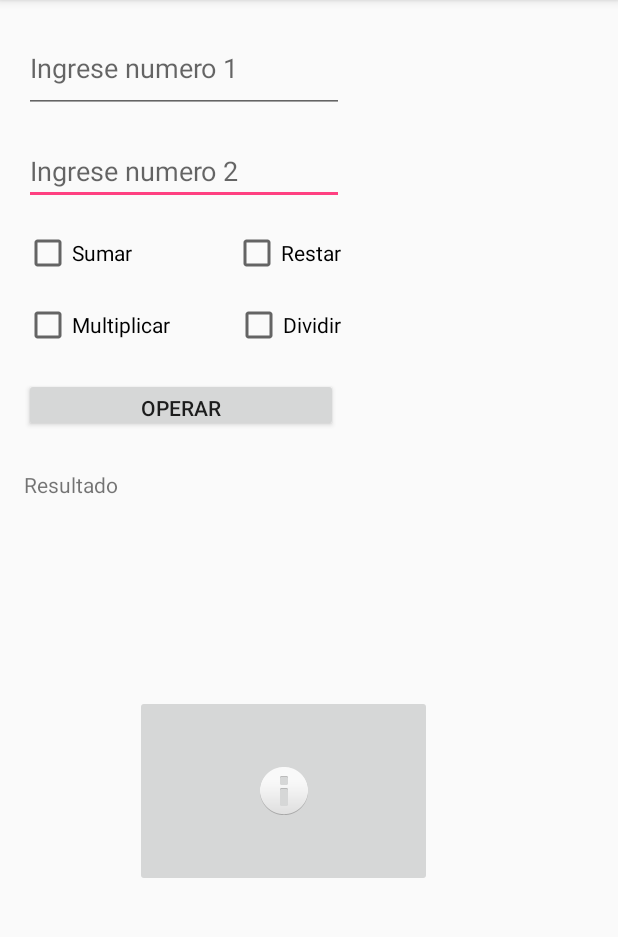
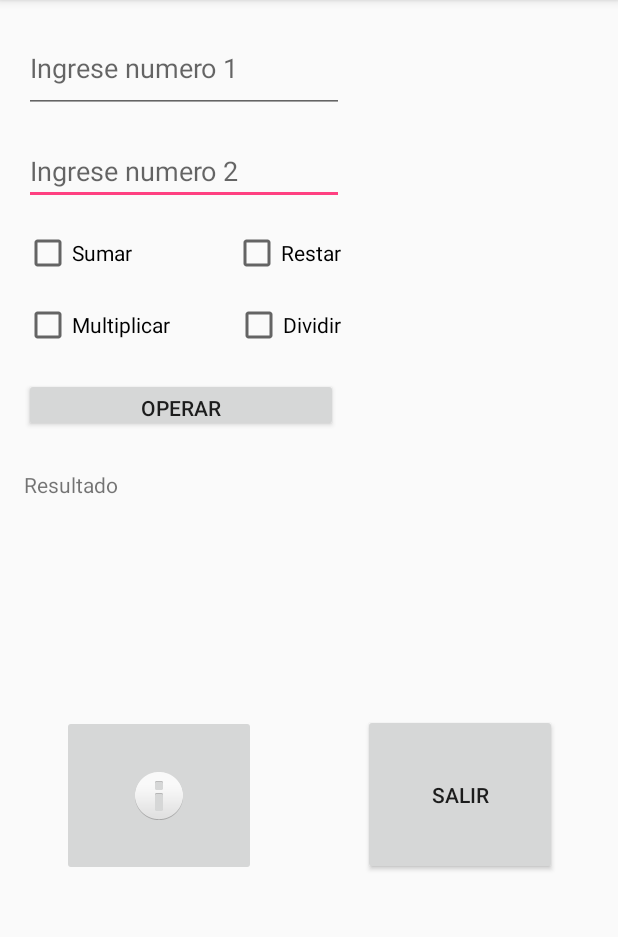
Before and after one commit to kevinmcklein/OperacionesBasicas, an Android app: the screen it shows after launch (MainActivity), on a phone screen of 412 x 824 dp, the part 84-1021 px from its top. Run offline under Robolectric (Android 15) with nearby library versions, the phone set to English and light mode, and no system bars.

Commit message:
agregada activity acerca de

```diff
--- a/app/src/main/java/com/eurekatech/operacionesbasicas/MainActivity.java
+++ b/app/src/main/java/com/eurekatech/operacionesbasicas/MainActivity.java
@@ -80,7 +80,9 @@ public class MainActivity extends AppCompatActivity {
 
         resulta.setText(resu);
     }
-
+ public void salir(View v){
+        finish();
+ }
     public void acercade(View v) {
         Intent acerca =new Intent(this,acercade.class);
         startActivity(acerca);
--- a/app/src/main/java/com/eurekatech/operacionesbasicas/acercade.java
+++ b/app/src/main/java/com/eurekatech/operacionesbasicas/acercade.java
@@ -2,6 +2,7 @@ package com.eurekatech.operacionesbasicas;
 
 import android.support.v7.app.AppCompatActivity;
 import android.os.Bundle;
+import android.view.View;
 
 public class acercade extends AppCompatActivity {
 
@@ -10,4 +11,7 @@ public class acercade extends AppCompatActivity {
         super.onCreate(savedInstanceState);
         setContentView(R.layout.activity_acercade);
     }
+    public void salir(View v){
+        finish();
+    }
 }
--- a/app/src/main/res/layout/activity_acercade.xml
+++ b/app/src/main/res/layout/activity_acercade.xml
@@ -32,6 +32,7 @@
         android:layout_marginEnd="8dp"
         android:layout_marginRight="8dp"
         android:layout_marginBottom="375dp"
+        android:onClick="salir"
         android:text="@string/salir"
         app:layout_constraintBottom_toBottomOf="parent"
         app:layout_constraintEnd_toEndOf="parent"
--- a/app/src/main/res/layout/activity_main.xml
+++ b/app/src/main/res/layout/activity_main.xml
@@ -8,6 +8,20 @@
     tools:context=".MainActivity"
     tools:layout_editor_absoluteY="25dp">
 
+
+    <ImageButton
+        android:id="@+id/btnacercade"
+        android:layout_width="129dp"
+        android:layout_height="107dp"
+        android:layout_marginStart="41dp"
+        android:layout_marginLeft="41dp"
+        android:layout_marginTop="127dp"
+        android:layout_marginBottom="167dp"
+        android:onClick="acercade"
+        app:layout_constraintBottom_toBottomOf="parent"
+        app:layout_constraintStart_toStartOf="parent"
+        app:layout_constraintTop_toBottomOf="@+id/resulta"
+        app:srcCompat="@android:drawable/ic_dialog_info" />
 
     <EditText
         android:id="@+id/et2"
@@ -87,7 +101,7 @@
         android:layout_marginStart="16dp"
         android:layout_marginTop="19dp"
         android:onClick="operar"
-        android:text="Operar"
+        android:text="@string/operar"
         app:layout_constraintStart_toStartOf="parent"
         app:layout_constraintTop_toBottomOf="@+id/cb3" />
 
@@ -102,19 +116,20 @@
         app:layout_constraintStart_toStartOf="parent"
         app:layout_constraintTop_toBottomOf="@+id/button" />
 
-    <ImageButton
-        android:id="@+id/btnacercade"
-        android:layout_width="198dp"
-        android:layout_height="128dp"
-        android:layout_marginStart="89dp"
-        android:layout_marginLeft="89dp"
-        android:layout_marginTop="157dp"
-        android:layout_marginEnd="124dp"
-        android:layout_marginRight="124dp"
-        android:layout_marginBottom="159dp"
+    <Button
+        android:id="@+id/btnsalir"
+        android:layout_width="129dp"
+        android:layout_height="107dp"
+        android:layout_marginStart="71dp"
+        android:layout_marginLeft="71dp"
+        android:layout_marginTop="458dp"
+        android:layout_marginEnd="41dp"
+        android:layout_marginRight="41dp"
+        android:layout_marginBottom="167dp"
+        android:onClick="salir"
+        android:text="@string/salir"
         app:layout_constraintBottom_toBottomOf="parent"
         app:layout_constraintEnd_toEndOf="parent"
-        app:layout_constraintStart_toStartOf="parent"
-        app:layout_constraintTop_toBottomOf="@+id/button"
-        app:srcCompat="@android:drawable/ic_dialog_info" />
+        app:layout_constraintStart_toEndOf="@+id/btnacercade"
+        app:layout_constraintTop_toTopOf="parent" />
 </android.support.constraint.ConstraintLayout>
--- a/app/src/main/res/values/strings.xml
+++ b/app/src/main/res/values/strings.xml
@@ -9,4 +9,5 @@
     <string name="multiplica">Multiplicar</string>
     <string name="divide">Dividir</string>
     <string name="resultado">Resultado</string>
+    <string name="operar">Operar</string>
 </resources>
```
